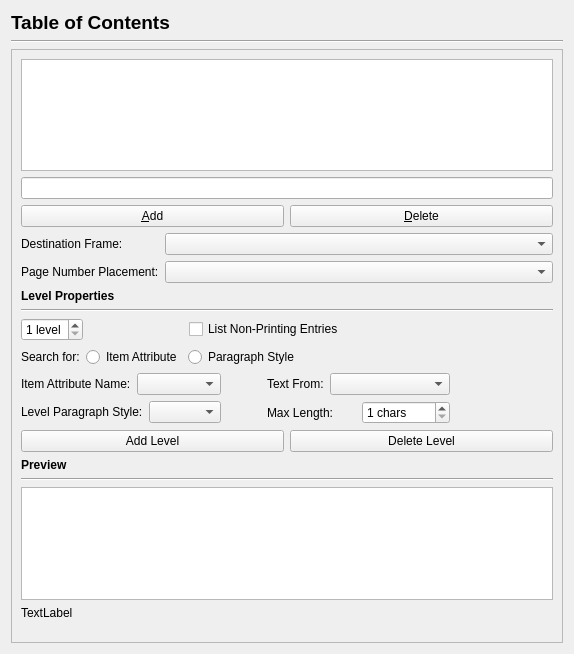
Qt form Scribus/scribus/ui/prefs_tableofcontentsbase.ui (AlterScribus/ece15) before a commit.
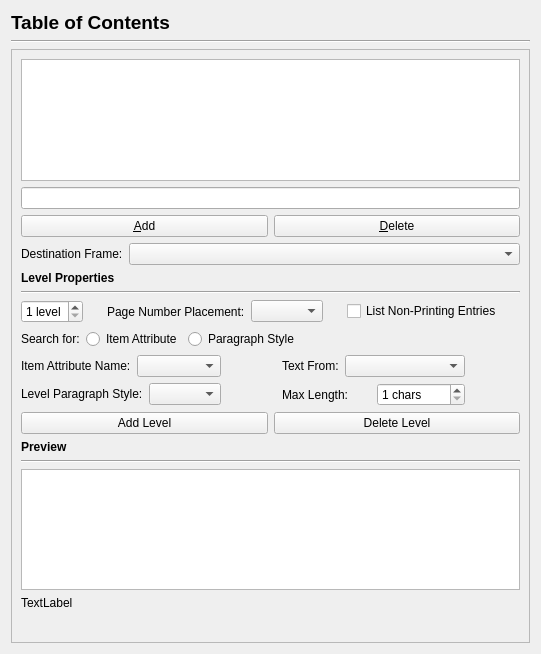
The same form after that commit.

Diff of the .ui file:
```diff
--- a/Scribus/scribus/ui/prefs_tableofcontentsbase.ui
+++ b/Scribus/scribus/ui/prefs_tableofcontentsbase.ui
@@ -6,7 +6,7 @@
    <rect>
     <x>0</x>
     <y>0</y>
-    <width>574</width>
+    <width>541</width>
     <height>654</height>
    </rect>
   </property>
@@ -45,7 +45,7 @@
        <rect>
         <x>0</x>
         <y>0</y>
-        <width>552</width>
+        <width>519</width>
         <height>597</height>
        </rect>
       </property>
@@ -82,6 +82,9 @@
        </item>
        <item>
         <layout class="QFormLayout" name="formLayout_2">
+         <property name="fieldGrowthPolicy">
+          <enum>QFormLayout::AllNonFixedFieldsGrow</enum>
+         </property>
          <item row="0" column="0">
           <widget class="QLabel" name="tocDestFrameLabel">
            <property name="text">
@@ -99,23 +102,6 @@
            </property>
           </widget>
          </item>
-         <item row="1" column="0">
-          <widget class="QLabel" name="tocNumberPlacementLabel">
-           <property name="text">
-            <string>Page Number Placement:</string>
-           </property>
-           <property name="wordWrap">
-            <bool>false</bool>
-           </property>
-          </widget>
-         </item>
-         <item row="1" column="1">
-          <widget class="QComboBox" name="itemNumberPlacementComboBox">
-           <property name="toolTip">
-            <string>Place page numbers of the entries at the beginning or the end of the line, or not at all</string>
-           </property>
-          </widget>
-         </item>
         </layout>
        </item>
        <item>
@@ -173,12 +159,39 @@
              <property name="orientation">
               <enum>Qt::Horizontal</enum>
              </property>
-             <property name="sizeType">
-              <enum>QSizePolicy::Maximum</enum>
+             <property name="sizeHint" stdset="0">
+              <size>
+               <width>40</width>
+               <height>20</height>
+              </size>
              </property>
+            </spacer>
+           </item>
+           <item>
+            <widget class="QLabel" name="tocNumberPlacementLabel">
+             <property name="text">
+              <string>Page Number Placement:</string>
+             </property>
+             <property name="wordWrap">
+              <bool>false</bool>
+             </property>
+            </widget>
+           </item>
+           <item>
+            <widget class="QComboBox" name="itemNumberPlacementComboBox">
+             <property name="toolTip">
+              <string>Place page numbers of the entries at the beginning or the end of the line, or not at all</string>
+             </property>
+            </widget>
+           </item>
+           <item>
+            <spacer name="horizontalSpacer_6">
+             <property name="orientation">
+              <enum>Qt::Horizontal</enum>
+             </property>
              <property name="sizeHint" stdset="0">
               <size>
-               <width>100</width>
+               <width>40</width>
                <height>20</height>
               </size>
              </property>
@@ -301,11 +314,11 @@
               <enum>Qt::Horizontal</enum>
              </property>
              <property name="sizeType">
-              <enum>QSizePolicy::Maximum</enum>
+              <enum>QSizePolicy::MinimumExpanding</enum>
              </property>
              <property name="sizeHint" stdset="0">
               <size>
-               <width>40</width>
+               <width>5</width>
                <height>20</height>
               </size>
              </property>
```
